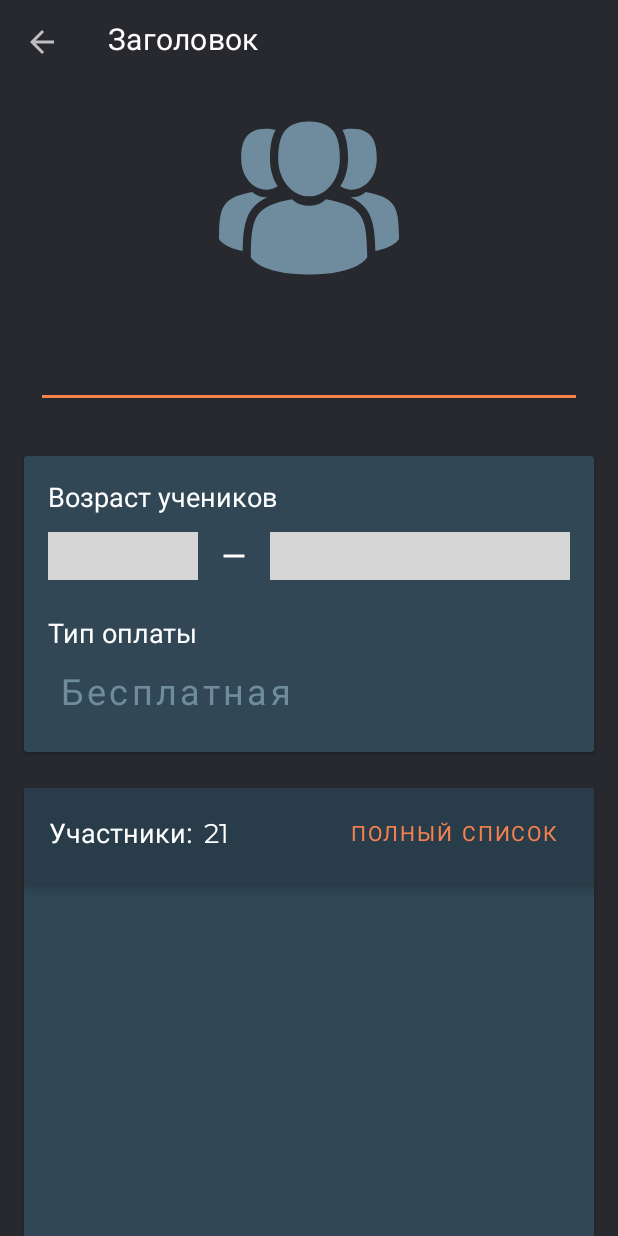
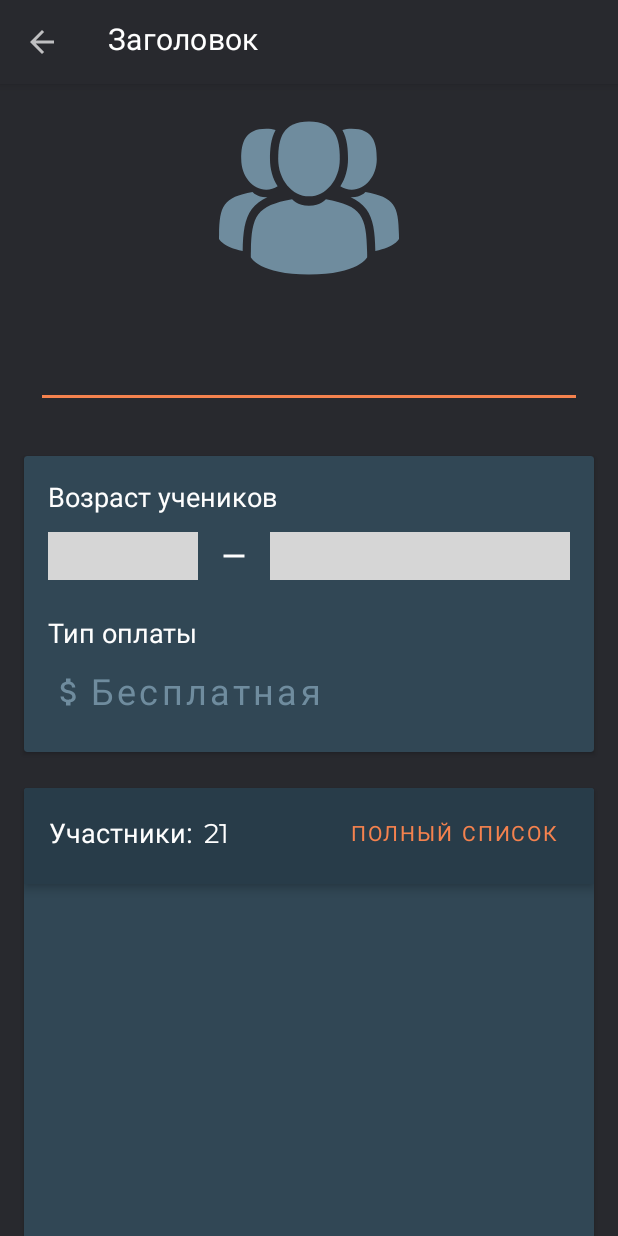
Before and after one commit to Andrey-Morenkov/CoachNotes, an Android app: the screen it shows after launch (MainActivity), on a phone screen of 412 x 824 dp. Run offline under Robolectric (Android 15) with nearby library versions, the phone set to English and light mode, and no system bars; plain views replace ExtendedEditText, PowerSpinnerView, TextFieldBoxes; grey boxes are pictures that could not be loaded.

Commit message:
fix graphic layout bugs

```diff
--- a/app/src/main/res/drawable/item_label_background.xml
+++ /dev/null
@@ -1,9 +0,0 @@
-<?xml version="1.0" encoding="utf-8"?>
-<layer-list xmlns:android="http://schemas.android.com/apk/res/android" >
-    <item>
-        <shape>
-            <solid android:color="@color/colorPaid"/>
-            <corners android:radius="15dp"/>
-        </shape>
-    </item>
-</layer-list>
--- a/app/src/main/res/layout/card_group_members.xml
+++ b/app/src/main/res/layout/card_group_members.xml
@@ -52,7 +52,7 @@
                 app:layout_constraintStart_toEndOf="@+id/textView11"
                 app:layout_constraintTop_toTopOf="parent" />
 
-            <Button
+            <androidx.appcompat.widget.AppCompatButton
                 android:id="@+id/button"
                 style="@style/TextAccentButton"
                 android:layout_width="wrap_content"
@@ -62,6 +62,7 @@
                 app:layout_constraintEnd_toEndOf="parent"
                 app:layout_constraintTop_toTopOf="parent"
                 app:rippleColor="@android:color/transparent" />
+
         </androidx.constraintlayout.widget.ConstraintLayout>
 
         <androidx.recyclerview.widget.RecyclerView
@@ -90,14 +91,14 @@
             app:layout_constraintStart_toStartOf="parent"
             app:layout_constraintTop_toBottomOf="@+id/recyclerView3">
 
-            <Button
+            <androidx.appcompat.widget.AppCompatButton
                 android:id="@+id/button"
-                style="@style/TextAccentButton"
+                style="@style/TextAccentButton.Icon"
                 android:layout_width="wrap_content"
                 android:layout_height="wrap_content"
+                android:drawableStart="@drawable/ic_add"
                 android:text="@string/group_members_add_people"
                 android:textColor="@color/colorText"
-                app:icon="@drawable/ic_add"
                 app:iconTint="@color/colorText"
                 app:layout_constraintBottom_toBottomOf="parent"
                 app:layout_constraintEnd_toEndOf="parent"
--- a/app/src/main/res/layout/card_group_params.xml
+++ b/app/src/main/res/layout/card_group_params.xml
@@ -35,7 +35,6 @@
                 android:layout_height="match_parent"
                 android:gravity="center"
                 android:hint="@string/group_param_age1_sample"
-                android:numeric="integer|decimal"
                 android:textSize="@dimen/group_info_user_input_text_size"
                 app:spinner_arrow_gravity="end"
                 app:spinner_arrow_padding="8dp"
@@ -104,27 +103,28 @@
             app:layout_constraintStart_toStartOf="parent"
             app:layout_constraintTop_toBottomOf="@+id/linearLayout2" />
 
-        <Button
+        <androidx.appcompat.widget.AppCompatButton
             android:id="@+id/button2"
-            style="@style/DefaultTextButton"
+            style="@style/DefaultTextButton.Icon"
             android:layout_width="wrap_content"
             android:layout_height="wrap_content"
+            android:drawableStart="@drawable/ic_money_inactive"
+            android:drawablePadding="2dp"
             android:includeFontPadding="false"
             android:longClickable="false"
+            android:paddingStart="2dp"
+            android:paddingEnd="2dp"
             android:text="@string/group_param_payment_free"
             android:textAllCaps="false"
             android:textColor="@color/colorPrimaryLight"
             android:textColorHighlight="@android:color/transparent"
             android:textColorHint="@android:color/transparent"
             android:textSize="@dimen/group_info_user_input_text_size"
-            app:icon="@drawable/ic_money_inactive"
-            app:iconSize="35dp"
-            app:iconTint="@color/colorPrimaryLight"
             app:layout_constraintBottom_toBottomOf="parent"
             app:layout_constraintStart_toStartOf="parent"
             app:layout_constraintTop_toBottomOf="@+id/textView13"
             app:rippleColor="@android:color/transparent" />
 
+    </androidx.constraintlayout.widget.ConstraintLayout>
 
-    </androidx.constraintlayout.widget.ConstraintLayout>
 </androidx.cardview.widget.CardView>
--- a/app/src/main/res/layout/fragment_add_new_group.xml
+++ b/app/src/main/res/layout/fragment_add_new_group.xml
@@ -1,10 +1,12 @@
 <?xml version="1.0" encoding="utf-8"?>
 
-<LinearLayout xmlns:android="http://schemas.android.com/apk/res/android"
+<com.google.android.material.appbar.AppBarLayout xmlns:android="http://schemas.android.com/apk/res/android"
     xmlns:app="http://schemas.android.com/apk/res-auto"
     xmlns:tools="http://schemas.android.com/tools"
-    android:orientation="vertical" android:layout_width="match_parent"
-    android:layout_height="match_parent">
+    android:layout_width="match_parent"
+    android:layout_height="match_parent"
+    android:background="@color/colorBackground"
+    android:orientation="vertical">
 
     <include
         layout="@layout/toolbar_only_title"
@@ -73,4 +75,4 @@
         </LinearLayout>
     </androidx.core.widget.NestedScrollView>
 
-</LinearLayout>
+</com.google.android.material.appbar.AppBarLayout>
--- a/app/src/main/res/layout/fragment_groups.xml
+++ b/app/src/main/res/layout/fragment_groups.xml
@@ -1,10 +1,10 @@
 <?xml version="1.0" encoding="utf-8"?>
-<LinearLayout
-    xmlns:android="http://schemas.android.com/apk/res/android"
+<com.google.android.material.appbar.AppBarLayout xmlns:android="http://schemas.android.com/apk/res/android"
     xmlns:app="http://schemas.android.com/apk/res-auto"
     xmlns:tools="http://schemas.android.com/tools"
     android:layout_width="match_parent"
     android:layout_height="match_parent"
+    android:background="@color/colorBackground"
     android:orientation="vertical"
     android:theme="@style/AppThemeDarkStatusBar">
 
@@ -40,4 +40,4 @@
             tools:listitem="@layout/card_group_preview" />
     </androidx.constraintlayout.widget.ConstraintLayout>
 
-</LinearLayout>
+</com.google.android.material.appbar.AppBarLayout>
--- a/app/src/main/res/layout/toolbar_only_title.xml
+++ b/app/src/main/res/layout/toolbar_only_title.xml
@@ -4,6 +4,7 @@
     android:layout_width="match_parent"
     android:layout_height="wrap_content"
     android:background="@color/colorBackground"
+    android:elevation="4dp"
     app:navigationIcon="?attr/homeAsUpIndicator"
     app:title="@string/universal_toolbar_title">
 
--- a/app/src/main/res/values/dimen.xml
+++ b/app/src/main/res/values/dimen.xml
@@ -4,6 +4,7 @@
 // Default values
     <dimen name="default_indent">16dp</dimen>
     <dimen name="default_subtitle_text_size">18sp</dimen>
+    <dimen name="default_icon_padding">8dp</dimen>
 
 // Screen specific params
 
--- a/app/src/main/res/values/styles.xml
+++ b/app/src/main/res/values/styles.xml
@@ -52,8 +52,16 @@
         <item name="android:textColor">@color/colorText</item>
     </style>
 
+    <style name="DefaultTextButton.Icon" parent="@style/Widget.MaterialComponents.Button.TextButton">
+        <item name="android:drawablePadding">@dimen/default_icon_padding</item>
+    </style>
+
     <style name="TextAccentButton" parent="DefaultTextButton">
         <item name="android:textColor">@color/colorAccent</item>
+    </style>
+
+    <style name="TextAccentButton.Icon" parent="@style/Widget.MaterialComponents.Button.TextButton">
+        <item name="android:drawablePadding">@dimen/default_icon_padding</item>
     </style>
 
     <style name="ToolbarImageButton" parent="TransparentBackgroundImageButton">
```
